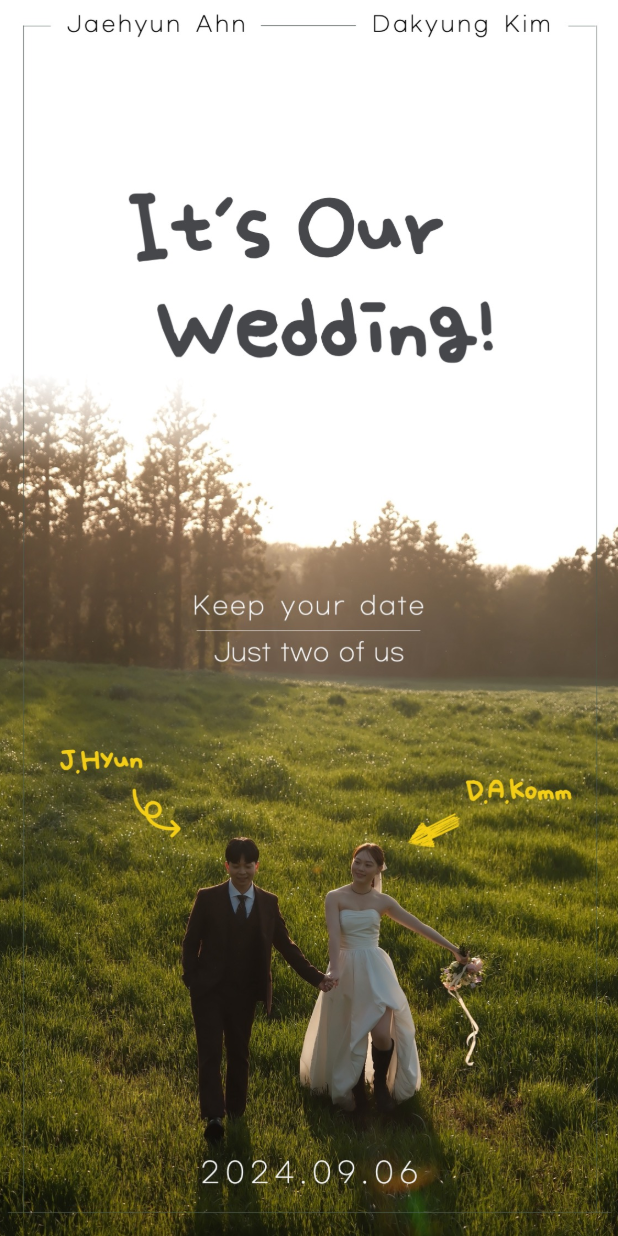
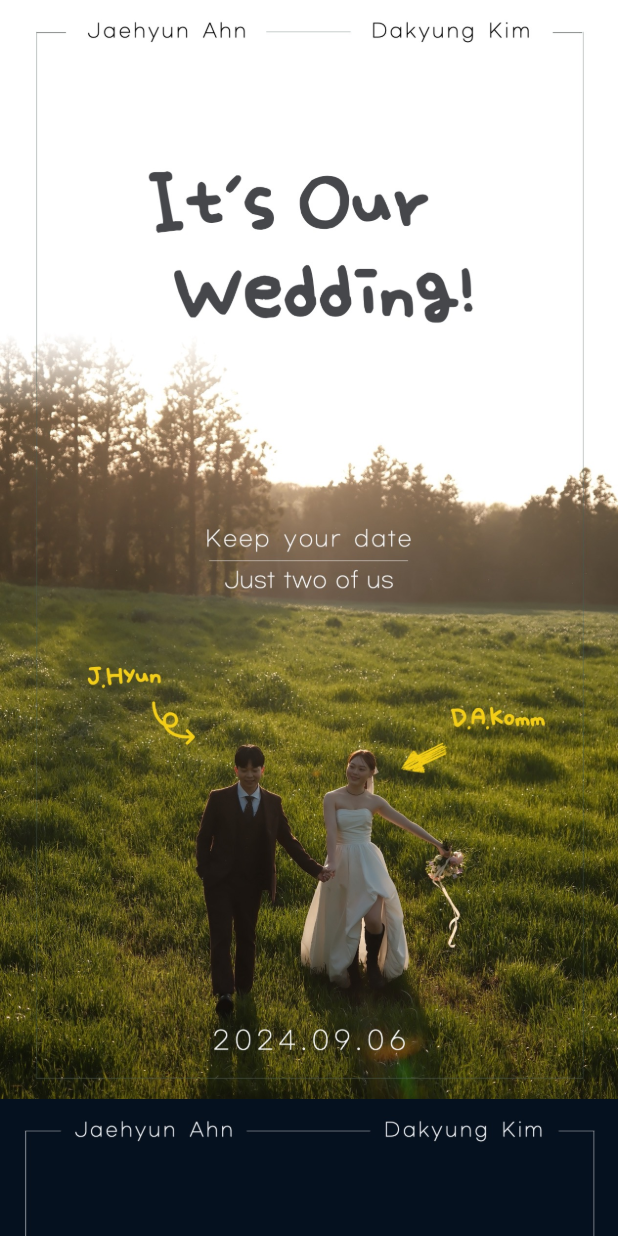
Before and after one commit to jhyunahn226/jhdkwedding, a Flutter app: the screen it shows after launch, on a phone screen of 412 x 824 dp. Run offline on Flutter 3.47's test engine with Material 3 defaults, Android fonts, the phone set to English and light mode, and no system bars.

Commit message:
메인페이지 후보 추가, 두번째페이지 초안

```diff
--- a/lib/constants/enum.dart
+++ b/lib/constants/enum.dart
@@ -11,12 +11,17 @@ class ColorEnum {
   static const blue = Color(0xFF0D1282);
   static const buttonblue = Color(0xFF3E6DF6);
   static const bluegreen = Color(0xFF0E3746);
-  static const yellow = Color(0xFFF8DE22);
+
   static const kakaoyellow = Color(0xFFFEE500);
   static const navyblue = Color(0xFF141E46);
   static const salmon = Color(0xFFFF6969);
   static const beige = Color(0xFFEAE8DC);
   static const background = Color(0xFFEFF2F7);
+
+  static const basic = Color(0xFFF5F7F8);
+  static const yellow = Color(0xFFF4CE14);
+  static const green = Color(0xFF495E57);
+  static const darkgreen = Color(0xFF45474B);
 }
 
 enum GraphMode { month1, month3, year1, all }
--- a/lib/main.dart
+++ b/lib/main.dart
@@ -1,5 +1,3 @@
-import 'package:flutter/foundation.dart';
-import 'package:flutter/gestures.dart';
 import 'package:flutter/material.dart';
 import 'package:jhdkwedding/constants/enum.dart';
 
@@ -36,7 +34,9 @@ class JHDKWedding extends StatelessWidget {
             backgroundColor: ColorEnum.white,
             surfaceTintColor: Colors.transparent,
           ),
-      ),
+          scrollbarTheme: const ScrollbarThemeData(
+            thickness: MaterialStatePropertyAll(5),
+          )),
       home: const MainScreen(),
     );
   }
@@ -46,71 +46,35 @@ class MainScreen extends StatefulWidget {
   const MainScreen({super.key});
 
   @override
-  State<MainScreen> createState() => _MyHomePageState();
+  State<MainScreen> createState() => _MainScreenState();
 }
 
-class _MyHomePageState extends State<MainScreen> {
-  final PageController _pageController = PageController(initialPage: 0);
-
+class _MainScreenState extends State<MainScreen> {
   @override
   void dispose() {
-    _pageController.dispose();
     super.dispose();
   }
 
   @override
   Widget build(BuildContext context) {
-    final isWebMobile = kIsWeb &&
-        (defaultTargetPlatform == TargetPlatform.iOS ||
-            defaultTargetPlatform == TargetPlatform.android);
     return Scaffold(
       body: SafeArea(
         bottom: false,
-        child: Listener(
-          onPointerSignal: (pointerSignal) {
-            if (pointerSignal is PointerScrollEvent) {
-              if (pointerSignal.scrollDelta.dy > 0 &&
-                  _pageController.page! < 2) {
-                // 아래로 스크롤
-                _pageController.nextPage(
-                  duration: const Duration(milliseconds: 300),
-                  curve: Curves.easeIn,
-                );
-              } else if (pointerSignal.scrollDelta.dy < 0 &&
-                  _pageController.page! > 0) {
-                // 위로 스크롤
-                _pageController.previousPage(
-                  duration: const Duration(milliseconds: 300),
-                  curve: Curves.easeIn,
-                );
-              }
-            }
-          },
-          child: PageView(
-            controller: _pageController,
-            scrollDirection: Axis.vertical,
-            physics: isWebMobile
-                ? const PageScrollPhysics()
-                : const NeverScrollableScrollPhysics(),
+        child: Align(
+          alignment: Alignment.topCenter,
+          child: Container(
+            constraints: const BoxConstraints(
+              maxWidth: 500,
+            ),
+            child: SingleChildScrollView(
+              child: Column(
                 children: <Widget>[
-              Stack(
-                alignment: Alignment.center,
-                children: [
-                  Positioned.fill(
-                    child: Image.asset(
-                      'assets/photos/1.jpg',
-                      fit: BoxFit.fitHeight,
+                  Image.asset('assets/photos/1.jpg'),
+                  Image.asset('assets/photos/2.jpg'),
+                  Image.asset('assets/photos/3.jpg'),
+                ],
               ),
             ),
-                ],
-              ),
-              const Center(
-                child: Text('두번째 페이지'),
-              ),
-              const Center(
-                child: Text('세번째 페이지'),
-              ),
-            ],
           ),
         ),
       ),
```
Also changed, not shown: assets/photos/1.jpg, assets/photos/2.jpg (added), assets/photos/3.jpg (added). Lines whose indentation alone changed are shown as unchanged.
